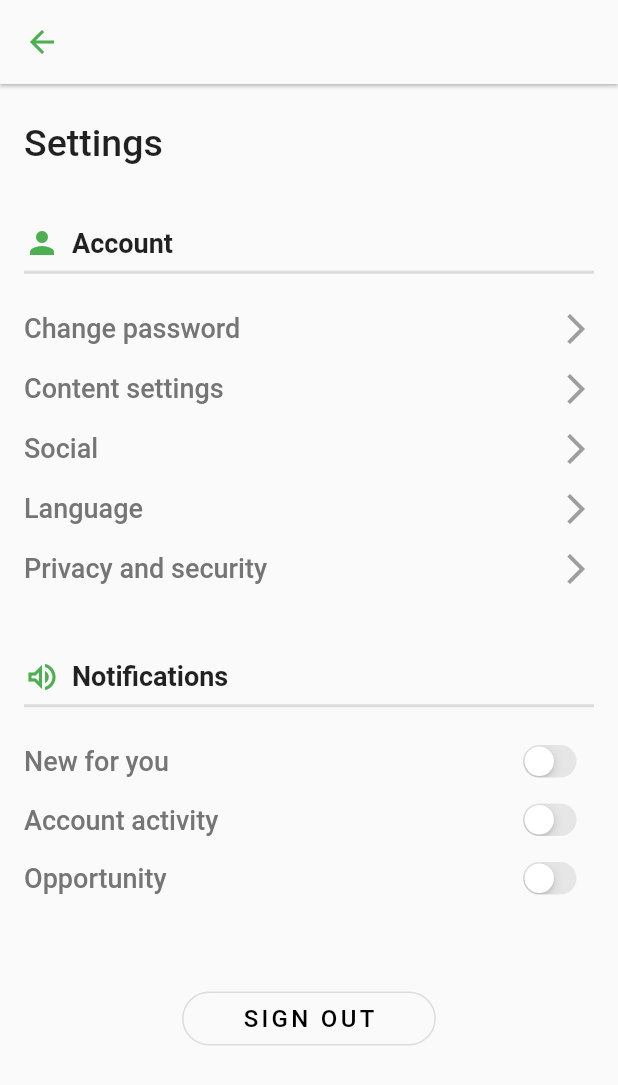
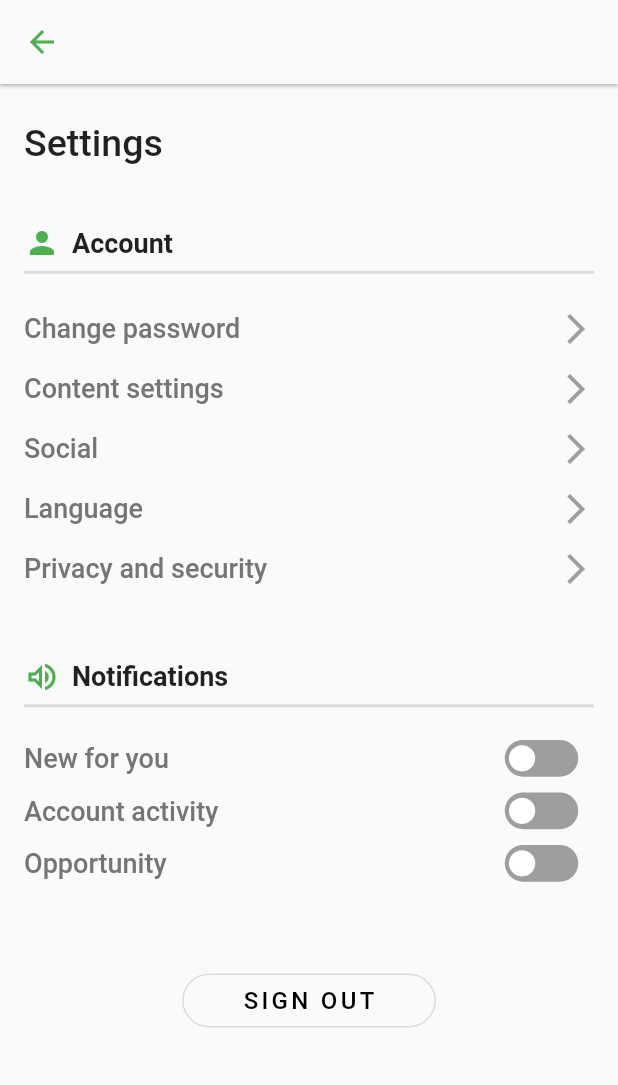
Before and after one commit to Bildad0/UniApp, a Flutter app: the EditProfilePage screen opened directly, after a tap on the "settings" icon, on a phone screen of 412 x 824 dp. Shown: the top 1085 px of the screen. Run offline on Flutter 3.47's test engine with Material 2 defaults, Android fonts, the phone set to English and light mode, and no system bars; drawn by our look-alikes of flutter_switch; our stand-ins replace firebase_auth, firebase_core, flutter_neumorphic, progress_indicators, table_calendar; accounts and stored records are empty; network calls fail.

Commit message:
updates and fixes

```diff
--- a/lib/EditProfile/edit_profile.dart
+++ b/lib/EditProfile/edit_profile.dart
@@ -89,9 +89,10 @@ class _EditProfilePageState extends State<EditProfilePage> {
                         shape: BoxShape.circle,
                         image: const DecorationImage(
                           fit: BoxFit.cover,
-                              image: NetworkImage(
-                                "https://images.unsplash.com/photo-1541647376583-8934aaf3448a?ixlib=rb-1.2.1&ixid=eyJhcHBfaWQiOjEyMDd9&auto=format&fit=crop&w=1234&q=80",
-                              ))),
+                          image:
+                              NetworkImage('https://twitter.com/Bildad0/photo'),
+                        ),
+                      ),
                     ),
                     Positioned(
                         bottom: 0,
--- a/lib/EditProfile/settings.dart
+++ b/lib/EditProfile/settings.dart
@@ -1,4 +1,6 @@
+import 'package:flutter_switch/flutter_switch.dart';
 import 'package:flutter/cupertino.dart';
+import 'package:flutter/gestures.dart';
 import 'package:flutter/material.dart';
 import 'package:provider/provider.dart';
 
@@ -13,6 +15,20 @@ class SettingsPage extends StatefulWidget {
 }
 
 class _SettingsPageState extends State<SettingsPage> {
+  bool isSwitched = false;
+
+  void toggleSwitch(value) {
+    if (isSwitched == false) {
+      setState(() {
+        isSwitched = true;
+      });
+    } else {
+      setState(() {
+        isSwitched = false;
+      });
+    }
+  }
+
   @override
   Widget build(BuildContext context) {
     return Scaffold(
@@ -92,9 +108,63 @@ class _SettingsPageState extends State<SettingsPage> {
             const SizedBox(
               height: 10,
             ),
-            buildNotificationOptionRow("New for you", false),
-            buildNotificationOptionRow("Account activity", false),
-            buildNotificationOptionRow("Opportunity", false),
+            Row(
+              mainAxisAlignment: MainAxisAlignment.spaceBetween,
+              children: [
+                Text(
+                  "New for you",
+                  style: TextStyle(
+                      fontSize: 18,
+                      fontWeight: FontWeight.w500,
+                      color: Colors.grey[600]),
+                ),
+                Transform.scale(
+                    scale: 0.7,
+                    child: FlutterSwitch(
+                      activeColor: Colors.green,
+                      value: isSwitched,
+                      onToggle: toggleSwitch,
+                    ))
+              ],
+            ),
+            Row(
+              mainAxisAlignment: MainAxisAlignment.spaceBetween,
+              children: [
+                Text(
+                  "Account activity",
+                  style: TextStyle(
+                      fontSize: 18,
+                      fontWeight: FontWeight.w500,
+                      color: Colors.grey[600]),
+                ),
+                Transform.scale(
+                    scale: 0.7,
+                    child: FlutterSwitch(
+                      activeColor: Colors.green,
+                      value: isSwitched,
+                      onToggle: toggleSwitch,
+                    ))
+              ],
+            ),
+            Row(
+              mainAxisAlignment: MainAxisAlignment.spaceBetween,
+              children: [
+                Text(
+                  "Opportunity",
+                  style: TextStyle(
+                      fontSize: 18,
+                      fontWeight: FontWeight.w500,
+                      color: Colors.grey[600]),
+                ),
+                Transform.scale(
+                    scale: 0.7,
+                    child: FlutterSwitch(
+                      activeColor: Colors.green,
+                      value: isSwitched,
+                      onToggle: toggleSwitch,
+                    ))
+              ],
+            ),
             const SizedBox(
               height: 50,
             ),
@@ -119,7 +189,7 @@ class _SettingsPageState extends State<SettingsPage> {
     );
   }
 
-  Row buildNotificationOptionRow(String title, bool isActive) {
+  Row accountActivity(String title) {
     return Row(
       mainAxisAlignment: MainAxisAlignment.spaceBetween,
       children: [
@@ -133,8 +203,35 @@ class _SettingsPageState extends State<SettingsPage> {
         Transform.scale(
             scale: 0.7,
             child: CupertinoSwitch(
-              value: isActive,
-              onChanged: (bool val) {},
+              activeColor: Colors.green,
+              trackColor: Colors.green[50],
+              dragStartBehavior: DragStartBehavior.start,
+              value: isSwitched,
+              onChanged: toggleSwitch,
+            ))
+      ],
+    );
+  }
+
+  Row opportunity(String title) {
+    return Row(
+      mainAxisAlignment: MainAxisAlignment.spaceBetween,
+      children: [
+        Text(
+          title,
+          style: TextStyle(
+              fontSize: 18,
+              fontWeight: FontWeight.w500,
+              color: Colors.grey[600]),
+        ),
+        Transform.scale(
+            scale: 0.7,
+            child: CupertinoSwitch(
+              activeColor: Colors.green,
+              trackColor: Colors.green[50],
+              dragStartBehavior: DragStartBehavior.start,
+              value: isSwitched,
+              onChanged: toggleSwitch,
             ))
       ],
     );
--- a/pubspec.yaml
+++ b/pubspec.yaml
@@ -26,6 +26,8 @@ dependencies:
   flutter_neumorphic: ^3.2.0
   animations: ^2.0.7
   table_calendar: ^3.0.7
+  custom_switch: ^0.0.1
+  flutter_switch: ^0.3.2
 
 flutter_icons:
  android: true
```
Also changed, not shown: pubspec.lock. Lines whose indentation alone changed are shown as unchanged.
